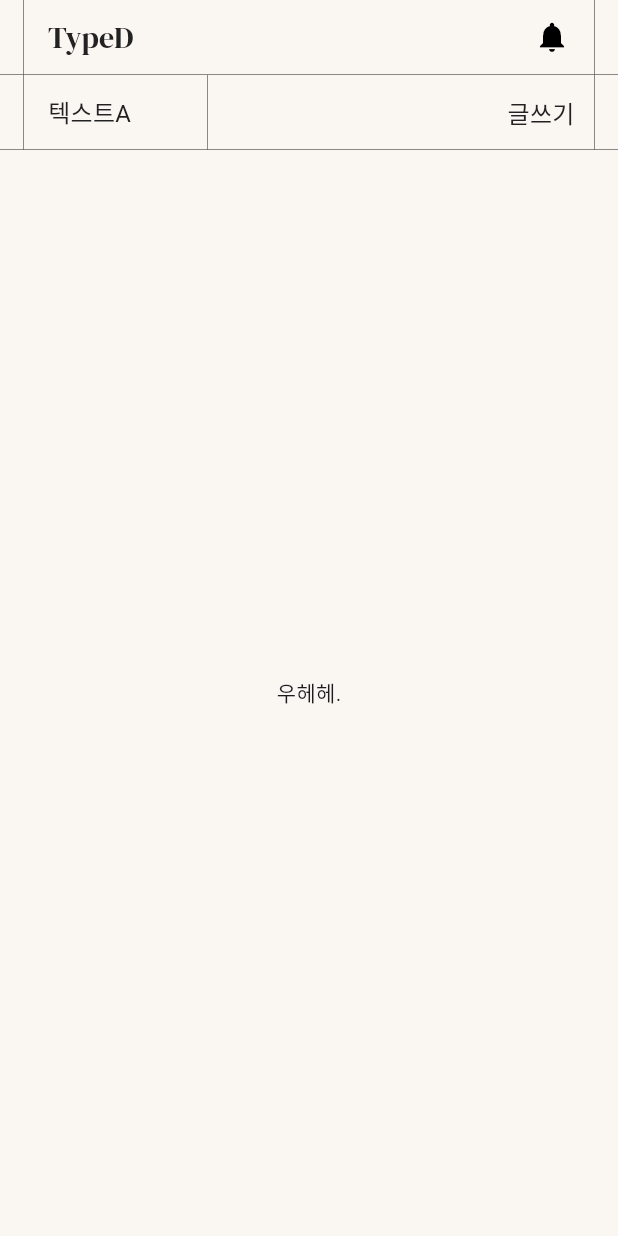
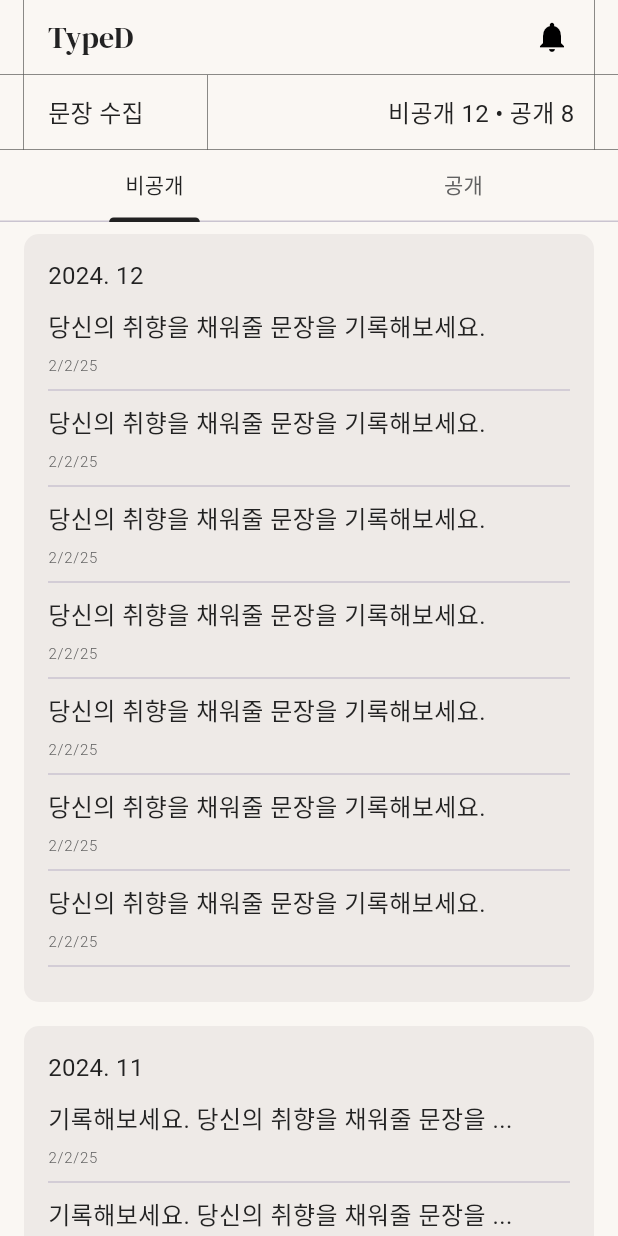
Before and after one commit to genericTypeD/TypeD-Frontend, a Flutter app: the SentenceList screen opened by its route, on a phone screen of 412 x 824 dp. Run offline on Flutter 3.47's test engine with Material 3 defaults, Android fonts, the phone set to English and light mode, and no system bars; our stand-ins replace envied, flutter_dotenv, flutter_riverpod, go_router, google_fonts, image_picker and 2 more; missing offline and left inert: multi_split_view, spotify; accounts and stored records are empty; generated files the repository leaves out were written again; project files that could hold a hidden picture were left out.

Commit message:
feat: 기능 추가

```diff
--- a/lib/sentence/screen/sentence_list.dart
+++ b/lib/sentence/screen/sentence_list.dart
@@ -3,8 +3,30 @@ import 'package:typed/common/const/app_colors.dart';
 import 'package:typed/common/const/app_themes.dart';
 import 'package:typed/common/index.dart';
 
-class SentenceList extends StatelessWidget {
+class SentenceList extends StatefulWidget {
   const SentenceList({super.key});
+
+  @override
+  _SentenceListState createState() => _SentenceListState();
+}
+
+class _SentenceListState extends State<SentenceList>
+    with SingleTickerProviderStateMixin {
+  late TabController _tabController;
+  final int privateCount = 12; // 비공개 글 개수
+  final int publicCount = 8; // 공개 글 개수
+
+  @override
+  void initState() {
+    super.initState();
+    _tabController = TabController(length: 2, vsync: this);
+  }
+
+  @override
+  void dispose() {
+    _tabController.dispose();
+    super.dispose();
+  }
 
   @override
   Widget build(BuildContext context) {
@@ -15,33 +37,43 @@ class SentenceList extends StatelessWidget {
             debugPrint('클릭됨!');
           },
           child: Text(
-            "텍스트A",
+            "문장 수집",
             style: AppTheme.title3,
           ),
         ),
-        bottomRightWidget: GestureDetector(
-          onTap: () {
-            debugPrint('클릭됨!');
-          },
-          child: Align(
-            alignment: Alignment.centerRight,
-            child: Padding(
-              padding: const EdgeInsets.symmetric(horizontal: 13, vertical: 8),
-              child: Text(
-                "글쓰기",
-                style: AppTheme.title3,
-              ),
-            ),
+        bottomRightWidget: Padding(
+          padding: const EdgeInsets.symmetric(horizontal: 13, vertical: 8),
+          child: Text(
+            "비공개 $privateCount • 공개 $publicCount",
+            style: AppTheme.title3,
           ),
         ),
       ),
       child: Container(
         color: AppColors.backgroundSecondary,
-        child: const Column(
+        child: Column(
           children: [
+            Container(
+              color: AppColors.backgroundSecondary,
+              child: TabBar(
+                controller: _tabController,
+                labelColor: AppColors.textPrimary,
+                unselectedLabelColor: AppColors.textSecondary,
+                indicatorColor: AppColors.textPrimary,
+                indicatorSize: TabBarIndicatorSize.label,
+                tabs: const [
+                  Tab(text: "   비공개   "),
+                  Tab(text: "   공개   "),
+                ],
+              ),
+            ),
             Expanded(
-              child: Center(
-                child: Text("우헤헤."),
+              child: TabBarView(
+                controller: _tabController,
+                children: [
+                  _buildSentenceList(private: true),
+                  _buildSentenceList(private: false),
+                ],
               ),
             ),
           ],
@@ -49,4 +81,58 @@ class SentenceList extends StatelessWidget {
       ),
     );
   }
+
+  /// 문장 리스트 UI 빌드 함수
+  Widget _buildSentenceList({required bool private}) {
+    Map<String, List<String>> groupedSentences = {
+      "2024. 12": List.generate(7, (index) => "당신의 취향을 채워줄 문장을 기록해보세요."),
+      "2024. 11": List.generate(5, (index) => "기록해보세요. 당신의 취향을 채워줄 문장을 ..."),
+    };
+
+    return SingleChildScrollView(
+      child: Column(
+        children: groupedSentences.entries.map((entry) {
+          return Padding(
+            padding: const EdgeInsets.symmetric(horizontal: 16.0),
+            child: Container(
+              margin: const EdgeInsets.symmetric(vertical: 8.0),
+              padding: const EdgeInsets.all(16.0),
+              decoration: BoxDecoration(
+                color: private
+                    ? AppColors.backgroundTertiary
+                    : AppColors.backgroundTertiary,
+                borderRadius: BorderRadius.circular(10.0),
+              ),
+              child: Column(
+                crossAxisAlignment: CrossAxisAlignment.start,
+                children: [
+                  Text(
+                    entry.key,
+                    style: AppTheme.title3,
+                  ),
+                  const SizedBox(height: 8),
+                  ...entry.value.map((sentence) => Column(
+                        crossAxisAlignment: CrossAxisAlignment.start,
+                        children: [
+                          Text(
+                            sentence,
+                            style: AppTheme.body1,
+                          ),
+                          const SizedBox(height: 4),
+                          Text(
+                            "2/2/25",
+                            style: AppTheme.caption1
+                                .copyWith(color: AppColors.textSecondary),
+                          ),
+                          const Divider(),
+                        ],
+                      )),
+                ],
+              ),
+            ),
+          );
+        }).toList(),
+      ),
+    );
+  }
 }
```
